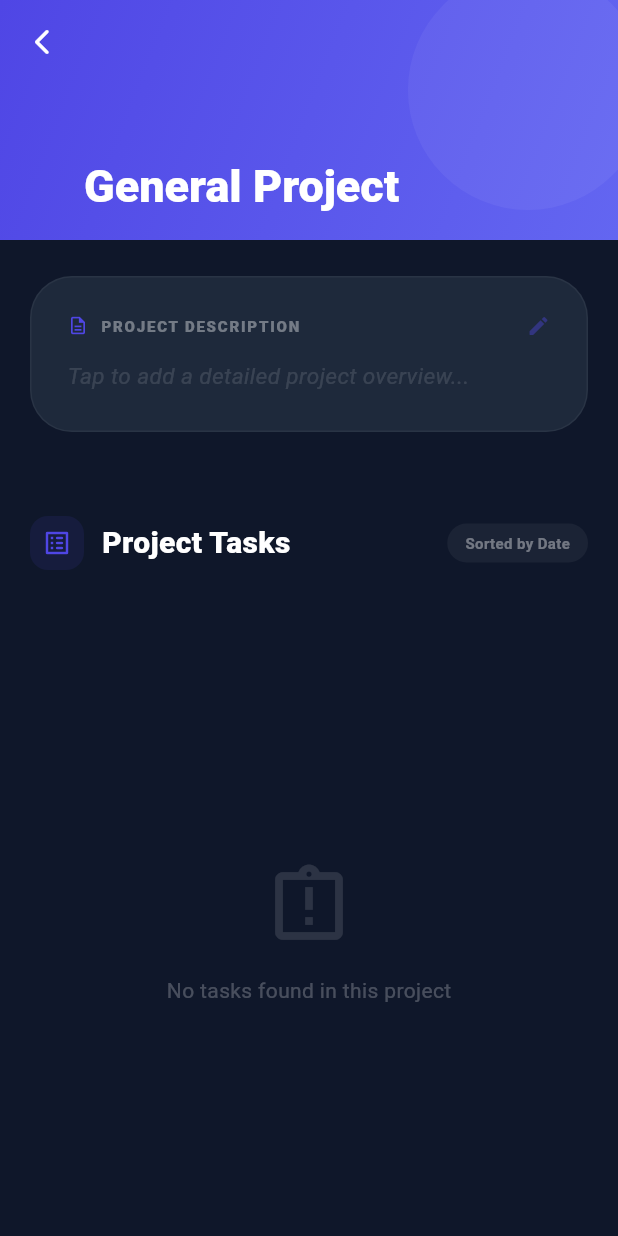
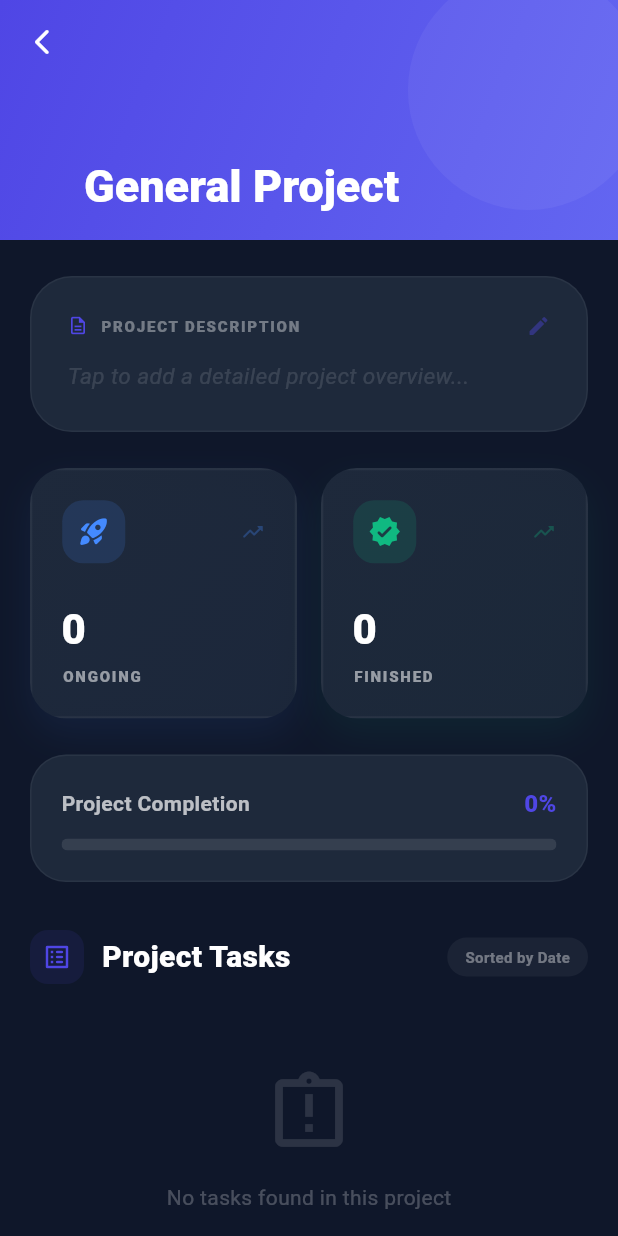
Before and after one commit to bhojanevaibhav00-create/task_mvp, a Flutter app: the screen it shows once a user with an empty profile is signed in, after a tap on "General Project", on a phone screen of 412 x 824 dp. Run offline on Flutter 3.47's test engine with Material 3 defaults, Android fonts, the phone set to English and light mode, and no system bars; our stand-ins replace cloud_firestore, csv, drift, drift_flutter, firebase_auth, firebase_core and 9 more; accounts and stored records are empty; generated files the repository leaves out were written again.

Commit message:
statistics_provider.dart & stats_card.dart; Integrated real-time stats into Project Details

```diff
--- /dev/null
+++ b/lib/core/providers/statistics_provider.dart
@@ -0,0 +1,49 @@
+import 'package:flutter_riverpod/flutter_riverpod.dart';
+import 'package:task_mvp/core/providers/task_providers.dart';
+
+
+class ProjectStats {
+  final int total;
+  final int completed;
+  final int pending;
+  final double completionRate;
+
+  ProjectStats({
+    required this.total,
+    required this.completed,
+    required this.pending,
+    required this.completionRate
+  });
+}
+
+final projectStatsProvider = Provider.family<ProjectStats, int>((ref, projectId) {
+  // 1. We watch 'projectTasksProvider' which you defined in task_provider.dart
+  final tasksAsync = ref.watch(projectTasksProvider(projectId));
+
+  return tasksAsync.maybeWhen(
+    data: (tasksWithAssignee) {
+      // Since projectTasksProvider returns List<TaskWithAssignee>,
+      // we access the actual task object using .task
+      final total = tasksWithAssignee.length;
+
+      // 2. Filter based on your TaskStatus enum logic
+      // In your addTask method, you use TaskStatus.todo.name
+      // So 'completed' tasks are usually 'done'
+      final completedCount = tasksWithAssignee.where((t) =>
+        t.task.status == 'done' // Change to 'Done' if your DB uses Capitalized strings
+      ).length;
+
+      final pendingCount = total - completedCount;
+      final rate = total > 0 ? (completedCount / total) : 0.0;
+
+      return ProjectStats(
+        total: total,
+        completed: completedCount,
+        pending: pendingCount,
+        completionRate: rate,
+      );
+    },
+    // Show 0 while loading or on error to prevent UI crashes
+    orElse: () => ProjectStats(total: 0, completed: 0, pending: 0, completionRate: 0.0),
+  );
+});
--- a/lib/features/projects/presentation/screens/project_detail_screen.dart
+++ b/lib/features/projects/presentation/screens/project_detail_screen.dart
@@ -15,6 +15,8 @@ import 'package:task_mvp/features/tasks/presentation/task_create_edit_screen.dar
 import '../project_members_screen.dart';
 import 'package:firebase_auth/firebase_auth.dart';
 import 'package:cloud_firestore/cloud_firestore.dart';
+import '../../widgets/stats_card.dart';
+import 'package:task_mvp/core/providers/statistics_provider.dart';
 
 /// ✅ LOCAL PROVIDER: Manages task sorting state for this specific screen
 final projectSortProvider = StateProvider.autoDispose<String>((ref) => 'date');
@@ -88,9 +90,100 @@ class ProjectDetailScreen extends ConsumerWidget {
                     _buildPremiumDescription(context, ref, project, isDark),
                     const SizedBox(height: 24),
 
-                    // --- 3. PROJECT PROGRESS (REAL-TIME) ---
-                    _buildModernProgressHeader(projectId, isDark),
-                    const SizedBox(height: 32),
+                    // --- 3. PROJECT PROGRESS & PREMIUM STATS (UPGRADED) ---
+Consumer(
+  builder: (context, ref, child) {
+    // Watch our custom provider for the math (Total vs Done)
+    final stats = ref.watch(projectStatsProvider(projectId));
+
+    return Column(
+      children: [
+        // 1. Premium Row with Stats Cards
+        Row(
+          children: [
+            Expanded(
+              child: StatsCard(
+                label: "Ongoing",
+                value: "${stats.pending}",
+                color: Colors.blueAccent,
+                icon: Icons.rocket_launch_rounded,
+              ),
+            ),
+            const SizedBox(width: 16),
+            Expanded(
+              child: StatsCard(
+                label: "Finished",
+                value: "${stats.completed}",
+                color: const Color(0xFF10B981), // Premium Emerald
+                icon: Icons.verified_rounded,
+              ),
+            ),
+          ],
+        ),
+        const SizedBox(height: 24),
+
+        // 2. Modern Progress Tracker Card
+        Container(
+          padding: const EdgeInsets.all(20),
+          decoration: BoxDecoration(
+            color: isDark ? AppColors.cardDark : Colors.white,
+            borderRadius: BorderRadius.circular(24),
+            border: Border.all(
+              color: isDark
+                  ? Colors.white.withOpacity(0.05)
+                  : Colors.black.withOpacity(0.05),
+            ),
+            boxShadow: [
+              if (!isDark)
+                BoxShadow(
+                  color: Colors.black.withOpacity(0.03),
+                  blurRadius: 20,
+                  offset: const Offset(0, 10),
+                ),
+            ],
+          ),
+          child: Column(
+            crossAxisAlignment: CrossAxisAlignment.start,
+            children: [
+              Row(
+                mainAxisAlignment: MainAxisAlignment.spaceBetween,
+                children: [
+                  Text(
+                    "Project Completion",
+                    style: TextStyle(
+                      fontWeight: FontWeight.bold,
+                      fontSize: 14,
+                      color: isDark ? Colors.white70 : Colors.black87,
+                    ),
+                  ),
+                  Text(
+                    "${(stats.completionRate * 100).toInt()}%",
+                    style: const TextStyle(
+                      fontWeight: FontWeight.w900,
+                      color: AppColors.primary,
+                      fontSize: 16,
+                    ),
+                  ),
+                ],
+              ),
+              const SizedBox(height: 12),
+              ClipRRect(
+                borderRadius: BorderRadius.circular(10),
+                child: LinearProgressIndicator(
+                  value: stats.completionRate,
+                  minHeight: 8,
+                  backgroundColor: isDark ? Colors.white10 : Colors.grey.shade100,
+                  valueColor: const AlwaysStoppedAnimation<Color>(AppColors.primary),
+                ),
+              ),
+            ],
+          ),
+        ),
+        const SizedBox(height: 32), // Spacing before Task List
+      ],
+    );
+  },
+),
 
                     // --- 4. SECTION HEADER & SORT INFO ---
                     Row(
--- /dev/null
+++ b/lib/features/projects/widgets/stats_card.dart
@@ -0,0 +1,121 @@
+import 'package:flutter/material.dart';
+import 'dart:ui'; // Required for BackdropFilter if you want blur
+import '../../../core/constants/app_colors.dart';
+
+class StatsCard extends StatelessWidget {
+  final String label;
+  final String value;
+  final Color color;
+  final IconData icon;
+
+  const StatsCard({
+    super.key,
+    required this.label,
+    required this.value,
+    required this.color,
+    required this.icon,
+  });
+
+  @override
+  Widget build(BuildContext context) {
+    final isDark = Theme.of(context).brightness == Brightness.dark;
+
+    return Container(
+      // Soft shadow for depth
+      decoration: BoxDecoration(
+        borderRadius: BorderRadius.circular(24),
+        boxShadow: [
+          BoxShadow(
+            color: color.withOpacity(0.08),
+            blurRadius: 20,
+            offset: const Offset(0, 10),
+          ),
+        ],
+      ),
+      child: ClipRRect(
+        borderRadius: BorderRadius.circular(24),
+        child: Container(
+          padding: const EdgeInsets.all(20),
+          decoration: BoxDecoration(
+            // Premium Gradient background
+            gradient: LinearGradient(
+              begin: Alignment.topLeft,
+              end: Alignment.bottomRight,
+              colors: isDark
+                  ? [
+                      AppColors.cardDark,
+                      AppColors.cardDark.withOpacity(0.8),
+                    ]
+                  : [
+                      Colors.white,
+                      color.withOpacity(0.05),
+                    ],
+            ),
+            border: Border.all(
+              color: isDark
+                  ? Colors.white.withOpacity(0.05)
+                  : color.withOpacity(0.1),
+              width: 1.5,
+            ),
+          ),
+          child: Column(
+            crossAxisAlignment: CrossAxisAlignment.start,
+            mainAxisAlignment: MainAxisAlignment.spaceBetween,
+            children: [
+              Row(
+                mainAxisAlignment: MainAxisAlignment.spaceBetween,
+                children: [
+                  // Modern Icon Container
+                  Container(
+                    padding: const EdgeInsets.all(10),
+                    decoration: BoxDecoration(
+                      color: color.withOpacity(0.15),
+                      borderRadius: BorderRadius.circular(14),
+                    ),
+                    child: Icon(
+                      icon,
+                      color: color,
+                      size: 22,
+                    ),
+                  ),
+                  // Subtle Sparkle or Trend Icon (Optional UI element)
+                  Icon(
+                    Icons.trending_up_rounded,
+                    color: color.withOpacity(0.3),
+                    size: 16,
+                  ),
+                ],
+              ),
+              const SizedBox(height: 24),
+              Column(
+                crossAxisAlignment: CrossAxisAlignment.start,
+                children: [
+                  Text(
+                    value,
+                    style: TextStyle(
+                      fontSize: 28,
+                      // FIXED: Using FontWeight.w900 instead of .black to avoid errors
+                      fontWeight: FontWeight.w900,
+                      letterSpacing: -1,
+                      color: isDark ? Colors.white : const Color(0xFF1A1A1A),
+                    ),
+                  ),
+                  const SizedBox(height: 4),
+                  Text(
+                    label.toUpperCase(),
+                    style: TextStyle(
+                      fontSize: 10,
+                      fontWeight: FontWeight.w800,
+                      letterSpacing: 1.2,
+                      color: isDark ? Colors.white54 : Colors.black45,
+                    ),
+                  ),
+                ],
+              ),
+            ],
+          ),
+        ),
+      ),
+    );
+  }
+}
```
